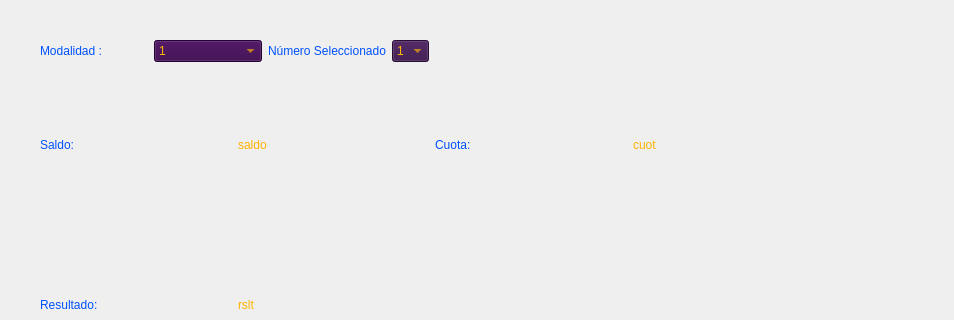
This is Codigo/Juego4/SuperTragaperrasUltimateEdition.ui in Sr-Gomer/Proyecto-Final-Procesos-Estocasticos as Qt 5 draws it before an edit; both pictures show x 0 to 954 and y 0 to 320 of the 954 by 726 pixel window. The edited form follows.
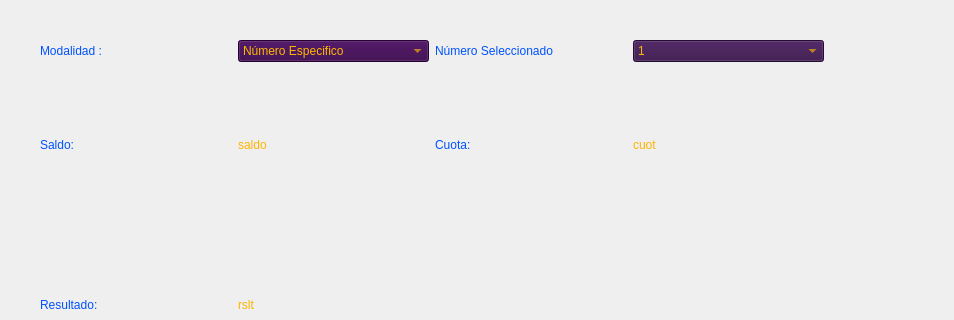
This is the edited form.

Patch:
```diff
--- a/Codigo/Juego4/SuperTragaperrasUltimateEdition.ui
+++ b/Codigo/Juego4/SuperTragaperrasUltimateEdition.ui
@@ -77,7 +77,7 @@
         </property>
         <item>
          <property name="text">
-          <string>1 </string>
+          <string>Número Especifico</string>
          </property>
         </item>
         <item>
@@ -102,60 +102,6 @@
         </item>
        </widget>
       </item>
-      <item>
-       <layout class="QHBoxLayout" name="horizontalLayout_3">
-        <item>
-         <widget class="QLabel" name="nselect">
-          <property name="styleSheet">
-           <string notr="true">font: 30pt &quot;Playbill&quot;;
-color: rgb(0, 81, 255);</string>
-          </property>
-          <property name="text">
-           <string>Número Seleccionado</string>
-          </property>
-         </widget>
-        </item>
-        <item>
-         <widget class="QComboBox" name="_nseleccionado">
-          <property name="styleSheet">
-           <string notr="true">font: 26pt &quot;Playbill&quot;;
-background-color: rgb(53, 15, 71);
-color: rgb(255, 183, 1);</string>
-          </property>
-          <item>
-           <property name="text">
-            <string>1</string>
-           </property>
-          </item>
-          <item>
-           <property name="text">
-            <string>2</string>
-           </property>
-          </item>
-          <item>
-           <property name="text">
-            <string>3</string>
-           </property>
-          </item>
-          <item>
-           <property name="text">
-            <string>4</string>
-           </property>
-          </item>
-          <item>
-           <property name="text">
-            <string>5</string>
-           </property>
-          </item>
-          <item>
-           <property name="text">
-            <string>6</string>
-           </property>
-          </item>
-         </widget>
-        </item>
-       </layout>
-      </item>
      </layout>
     </item>
     <item row="1" column="0">
@@ -210,6 +156,60 @@
       </item>
      </layout>
     </item>
+    <item row="0" column="1">
+     <layout class="QHBoxLayout" name="horizontalLayout_3">
+      <item>
+       <widget class="QLabel" name="nselect">
+        <property name="styleSheet">
+         <string notr="true">font: 30pt &quot;Playbill&quot;;
+color: rgb(0, 81, 255);</string>
+        </property>
+        <property name="text">
+         <string>Número Seleccionado</string>
+        </property>
+       </widget>
+      </item>
+      <item>
+       <widget class="QComboBox" name="_nseleccionado">
+        <property name="styleSheet">
+         <string notr="true">font: 26pt &quot;Playbill&quot;;
+background-color: rgb(53, 15, 71);
+color: rgb(255, 183, 1);</string>
+        </property>
+        <item>
+         <property name="text">
+          <string>1</string>
+         </property>
+        </item>
+        <item>
+         <property name="text">
+          <string>2</string>
+         </property>
+        </item>
+        <item>
+         <property name="text">
+          <string>3</string>
+         </property>
+        </item>
+        <item>
+         <property name="text">
+          <string>4</string>
+         </property>
+        </item>
+        <item>
+         <property name="text">
+          <string>5</string>
+         </property>
+        </item>
+        <item>
+         <property name="text">
+          <string>6</string>
+         </property>
+        </item>
+       </widget>
+      </item>
+     </layout>
+    </item>
    </layout>
   </widget>
   <widget class="QWidget" name="horizontalLayoutWidget_7">
```
Left out of the diff: 10 changed lines with no effect on the pictures.
